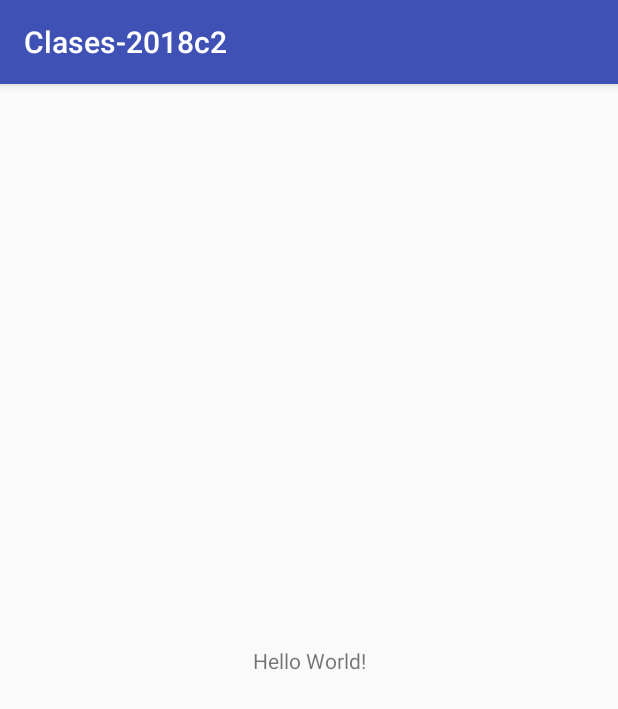
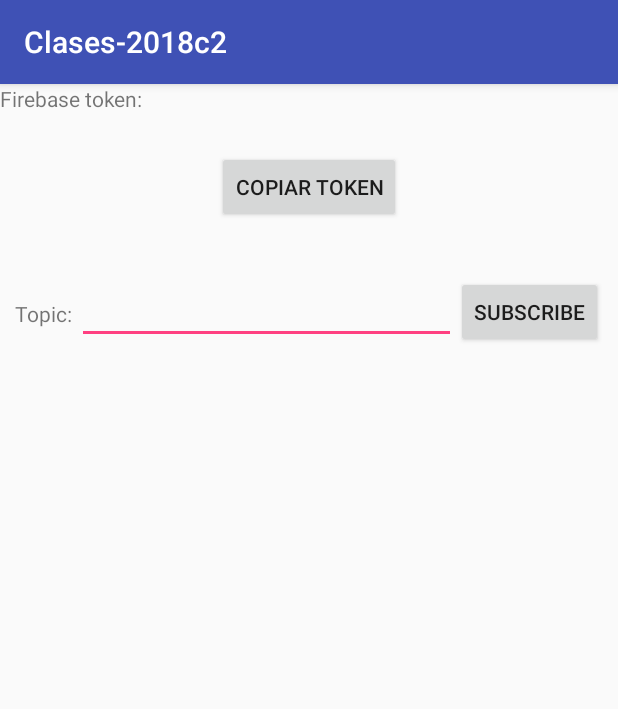
Before and after one commit to UTN-FRBA-Mobile/Clases-2018c2, an Android app: the screen it shows after launch (MainActivity), on a phone screen of 412 x 824 dp. Shown: the top 709 px of the screen. Run offline under Robolectric (Android 15) with nearby library versions, the phone set to English and light mode, and no system bars.

Commit message:
Demo clase09-notificaciones

```diff
--- a/app/src/main/java/ar/edu/utn/frba/dadm/clases2018c2/clases_2018c2/MainActivity.kt
+++ b/app/src/main/java/ar/edu/utn/frba/dadm/clases2018c2/clases_2018c2/MainActivity.kt
@@ -1,12 +1,57 @@
 package ar.edu.utn.frba.dadm.clases2018c2.clases_2018c2
 
+import android.content.ClipData
+import android.content.ClipboardManager
+import android.content.Context
+import android.os.Bundle
 import android.support.v7.app.AppCompatActivity
-import android.os.Bundle
+import android.view.View
+import android.widget.Toast
+import ar.edu.utn.frba.dadm.clases2018c2.clases_2018c2.R.id.topic
+import ar.edu.utn.frba.dadm.clases2018c2.clases_2018c2.storage.MyPreferences
+import com.google.firebase.messaging.FirebaseMessaging
+import kotlinx.android.synthetic.main.activity_main.*
 
 class MainActivity : AppCompatActivity() {
 
     override fun onCreate(savedInstanceState: Bundle?) {
         super.onCreate(savedInstanceState)
         setContentView(R.layout.activity_main)
+
+        setFirebaseTokenInView()
+
+        reloadButton.setOnClickListener { setFirebaseTokenInView() }
+
+        copyButton.setOnClickListener { copyTokenToClipboard() }
+
+        subscribeButton.setOnClickListener { subscribeToTopic() }
+    }
+
+    private fun setFirebaseTokenInView() {
+        val firebaseTokenText = MyPreferences.getFirebaseToken(this)
+
+        if (firebaseToken != null) {
+            firebaseToken.setText(firebaseTokenText)
+            reloadButton.visibility = View.GONE
+            copyButton.visibility = View.VISIBLE
+            topicContainer.visibility = View.VISIBLE
+        } else {
+            copyButton.visibility = View.GONE
+            topicContainer.visibility = View.GONE
+            reloadButton.visibility = View.VISIBLE
+        }
+    }
+
+    private fun subscribeToTopic() {
+        val topicText = topic.text.toString()
+        FirebaseMessaging.getInstance().subscribeToTopic(topicText)
+        Toast.makeText(this, "Subscripto a $topicText", Toast.LENGTH_SHORT).show()
+        topic.setText("")
+    }
+
+    fun copyTokenToClipboard() {
+        val clipboard = getSystemService(Context.CLIPBOARD_SERVICE) as ClipboardManager
+        val clip = ClipData.newPlainText("Firebase token", firebaseToken.text)
+        clipboard.primaryClip = clip
     }
 }
--- /dev/null
+++ b/app/src/main/java/ar/edu/utn/frba/dadm/clases2018c2/clases_2018c2/storage/MyPreferences.kt
@@ -0,0 +1,27 @@
+package ar.edu.utn.frba.dadm.clases2018c2.clases_2018c2.storage
+
+import android.content.Context
+import android.content.SharedPreferences
+
+object MyPreferences {
+    private val PREF_NAME = "PREF_NAME"
+    private val FIREBASE_TOKEN = "FIREBASE_TOKEN"
+
+    fun getFirebaseToken(context: Context): String? {
+        return getPreferences(context).getString(FIREBASE_TOKEN, null)
+    }
+
+    fun setFirebaseToken(context: Context, token: String) {
+        val editor = getPreferencesEditor(context)
+        editor.putString(FIREBASE_TOKEN, token)
+        editor.apply()
+    }
+
+    private fun getPreferencesEditor(context: Context): SharedPreferences.Editor {
+        return getPreferences(context).edit()
+    }
+
+    private fun getPreferences(context: Context): SharedPreferences {
+        return context.getSharedPreferences(PREF_NAME, Context.MODE_PRIVATE)
+    }
+}
--- a/app/src/main/res/layout/activity_main.xml
+++ b/app/src/main/res/layout/activity_main.xml
@@ -1,19 +1,70 @@
 <?xml version="1.0" encoding="utf-8"?>
-<android.support.constraint.ConstraintLayout
-    xmlns:android="http://schemas.android.com/apk/res/android"
+<LinearLayout xmlns:android="http://schemas.android.com/apk/res/android"
     xmlns:tools="http://schemas.android.com/tools"
-    xmlns:app="http://schemas.android.com/apk/res-auto"
     android:layout_width="match_parent"
     android:layout_height="match_parent"
-    tools:context=".MainActivity">
+    tools:context=".MainActivity"
+    android:orientation="vertical">
 
-    <TextView
+    <LinearLayout
+        android:layout_width="match_parent"
+        android:layout_height="wrap_content"
+        android:layout_marginBottom="25dp"
+        android:orientation="horizontal">
+        <TextView
+            android:layout_width="wrap_content"
+            android:layout_height="wrap_content"
+            android:text="Firebase token: " />
+
+        <TextView
+            android:id="@+id/firebaseToken"
+            android:layout_width="wrap_content"
+            android:layout_height="wrap_content"
+            android:text="..." />
+    </LinearLayout>
+
+    <android.support.v7.widget.AppCompatButton
+        android:id="@+id/copyButton"
+        android:visibility="gone"
         android:layout_width="wrap_content"
         android:layout_height="wrap_content"
-        android:text="Hello World!"
-        app:layout_constraintBottom_toBottomOf="parent"
-        app:layout_constraintLeft_toLeftOf="parent"
-        app:layout_constraintRight_toRightOf="parent"
-        app:layout_constraintTop_toTopOf="parent" />
+        android:layout_gravity="center_horizontal"
+        android:layout_marginBottom="25dp"
+        android:text="Copiar Token"/>
 
-</android.support.constraint.ConstraintLayout>
+    <android.support.v7.widget.AppCompatButton
+        android:id="@+id/reloadButton"
+        android:visibility="visible"
+        android:layout_width="wrap_content"
+        android:layout_height="wrap_content"
+        android:layout_gravity="center_horizontal"
+        android:layout_marginBottom="25dp"
+        android:text="Recargar"/>
+
+    <RelativeLayout
+        android:id="@+id/topicContainer"
+        android:layout_width="match_parent"
+        android:layout_height="wrap_content"
+        android:layout_margin="10dp">
+        <TextView
+            android:id="@+id/topicLabel"
+            android:layout_width="wrap_content"
+            android:layout_height="50dp"
+            android:gravity="center_vertical"
+            android:layout_alignParentStart="true"
+            android:text="Topic: " />
+        <EditText
+            android:id="@+id/topic"
+            android:layout_width="match_parent"
+            android:layout_height="wrap_content"
+            android:layout_toEndOf="@id/topicLabel"
+            android:layout_toStartOf="@+id/subscribeButton"/>
+        <android.support.v7.widget.AppCompatButton
+            android:id="@+id/subscribeButton"
+            android:layout_width="wrap_content"
+            android:layout_height="wrap_content"
+            android:layout_alignParentRight="true"
+            android:text="Subscribe"/>
+    </RelativeLayout>
+
+</LinearLayout>
--- a/build.gradle
+++ b/build.gradle
@@ -1,15 +1,15 @@
 // Top-level build file where you can add configuration options common to all sub-projects/modules.
 
 buildscript {
-    ext.kotlin_version = '1.2.50'
+    ext.kotlin_version = '1.2.51'
     repositories {
         google()
         jcenter()
     }
     dependencies {
-        classpath 'com.android.tools.build:gradle:3.1.4'
+        classpath 'com.android.tools.build:gradle:3.2.1'
         classpath "org.jetbrains.kotlin:kotlin-gradle-plugin:$kotlin_version"
-
+        classpath 'com.google.gms:google-services:4.0.1'
         // NOTE: Do not place your application dependencies here; they belong
         // in the individual module build.gradle files
     }
```
Also changed, not shown: app/build.gradle (+6 -1 lines), app/src/main/AndroidManifest.xml (+21 -0 lines), app/src/main/java/ar/edu/utn/frba/dadm/clases2018c2/clases_2018c2/firebase/MyFirebaseInstanceIDService.kt (added, +12 -0 lines), app/src/main/java/ar/edu/utn/frba/dadm/clases2018c2/clases_2018c2/firebase/MyFirebaseMessagingService.kt (added, +64 -0 lines), app/src/main/res/drawable-hdpi/ic_notification.png (added), app/src/main/res/drawable-mdpi/ic_notification.png (added), app/src/main/res/drawable-xhdpi/ic_notification.png (added), app/src/main/res/drawable-xxhdpi/ic_notification.png (added), gradle/wrapper/gradle-wrapper.properties.
